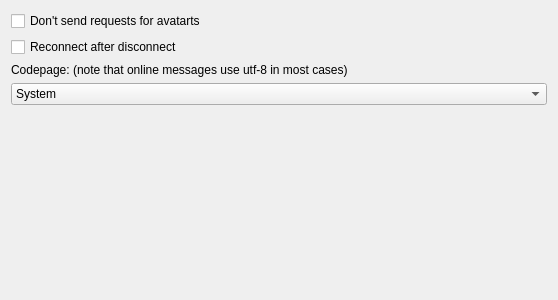
Before: the Qt Designer form oscar/src/ui/icqmainsettings.ui in euroelessar/qutim, drawn with Qt 5.
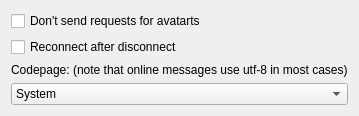
After: the same form once the commit is applied.

Commit message: Oscar: minimized size of the settings window

```diff
--- a/oscar/src/ui/icqmainsettings.ui
+++ b/oscar/src/ui/icqmainsettings.ui
@@ -6,8 +6,8 @@
    <rect>
     <x>0</x>
     <y>0</y>
-    <width>558</width>
-    <height>300</height>
+    <width>322</width>
+    <height>111</height>
    </rect>
   </property>
   <property name="windowTitle">
```
